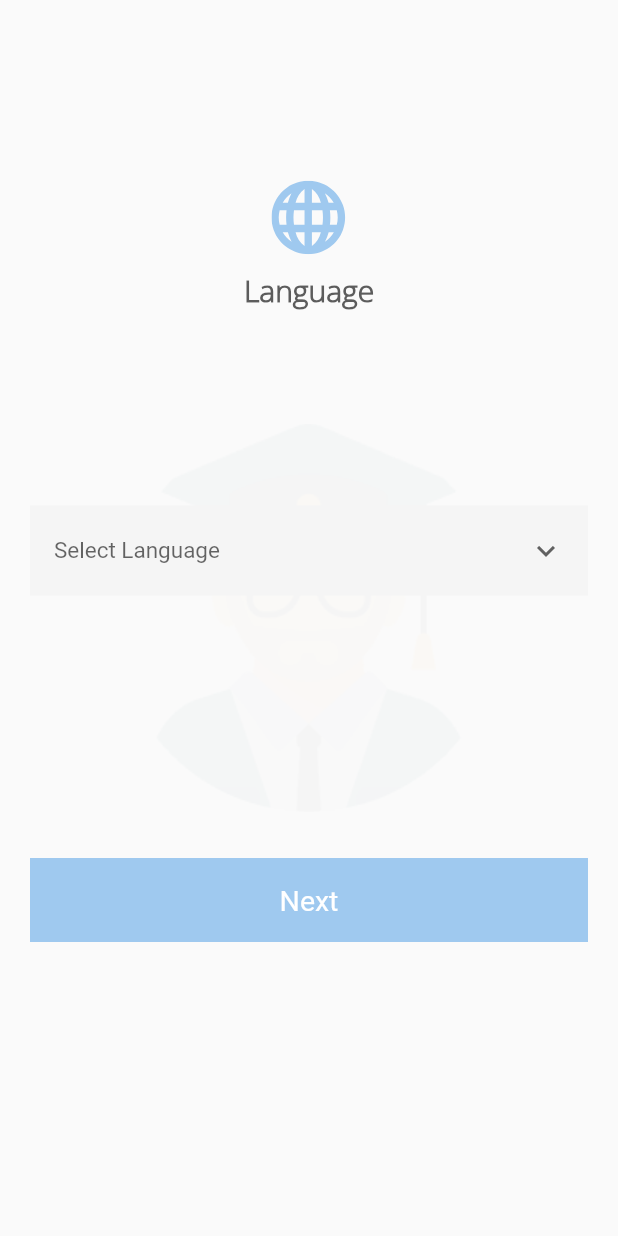
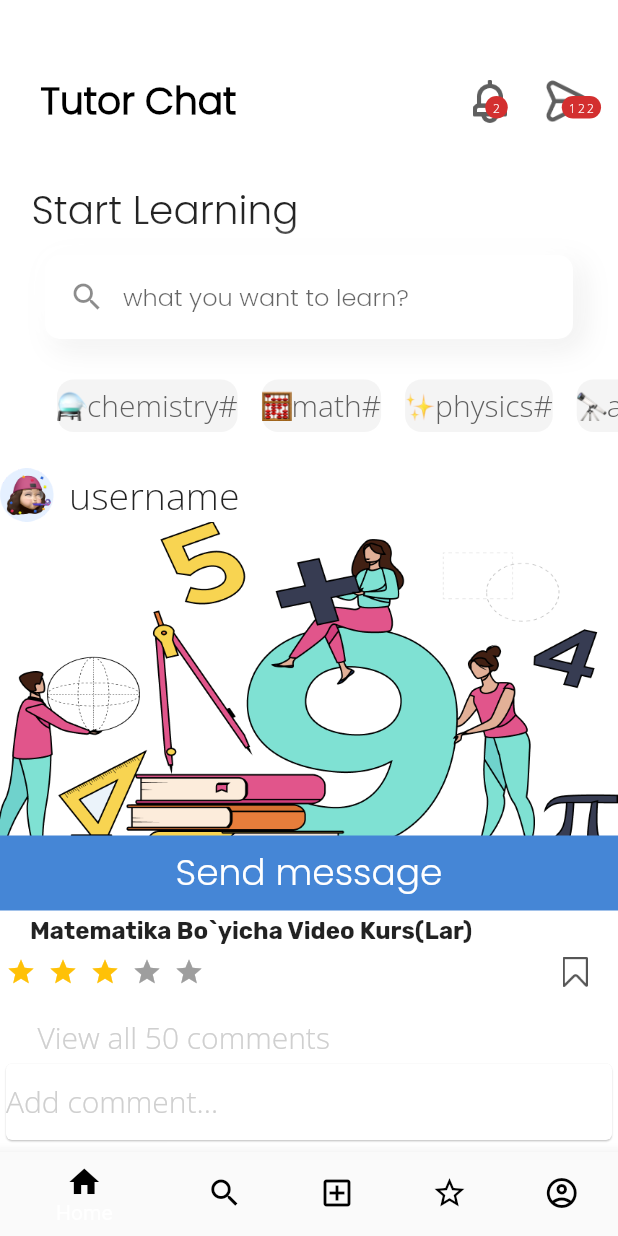
Before and after one commit to Nura1i/tutorchat, a Flutter app: the screen it shows after launch, on a phone screen of 412 x 824 dp. Run offline on Flutter 3.47's test engine with Material 2 defaults, Android fonts, the phone set to English and light mode, and no system bars; drawn by our look-alikes of dropdown_button2, flutter_rating_bar; our stand-ins replace dotted_border, flutter_inset_box_shadow, flutter_svg, pinput.

Commit message:
Changes to be committed: 	new file:   assets/fonts/Poppins-Light.ttf 	new file:   assets/fonts/Rubik-Bold.ttf 	new file:   assets/png/math.png 	new file:   assets/png/saveicon.png 	new file:   assets/png/userpicture.png 	new file:   icon/astronomyicon.png 	new file:   icon/bellicon.png 	new file:   icon/chemistryicon.png 	new file:   icon/mathicon.png 	new file:   icon/physicsicon.png 	new file:   icon/sendicon.png 	new file:   lib/Pages/HomePage/homeScreen.dart 	modified:   lib/main.dart 	new file:   lib/models/item.dart 	modified:   pubspec.lock 	modified:   pubspec.yaml

```diff
--- /dev/null
+++ b/lib/Pages/HomePage/homeScreen.dart
@@ -0,0 +1,231 @@
+import 'package:flutter/material.dart';
+import 'package:flutter/widgets.dart';
+import 'package:tutorchat/extentions.dart';
+import 'package:tutorchat/models/item.dart';
+
+import '../../widgets/widget.dart';
+
+class HomeScreen extends StatefulWidget {
+  const HomeScreen({Key? key}) : super(key: key);
+
+  @override
+  State<HomeScreen> createState() => _HomeScreenState();
+}
+
+class _HomeScreenState extends State<HomeScreen> {
+  TextEditingController? searchtextEditingController = TextEditingController();
+  @override
+  void initState() {
+    searchtextEditingController = TextEditingController();
+    super.initState();
+  }
+
+  @override
+  void dispose() {
+    searchtextEditingController = TextEditingController();
+    super.dispose();
+  }
+
+  @override
+  Widget build(BuildContext context) {
+    return SafeArea(
+      child: Scaffold(
+        backgroundColor: Colors.white,
+        body: SingleChildScrollView(
+          child: Stack(
+            children: [
+              SizedBox(
+                width: MediaQuery.of(context).size.width,
+                child: Padding(
+                  padding: const EdgeInsets.only(top: 49.0),
+                  child: Row(
+                    mainAxisAlignment: MainAxisAlignment.spaceBetween,
+                    children: [
+                      Padding(
+                        padding: const EdgeInsets.only(left: 27.0),
+                        child: Text(
+                          'Tutor Chat',
+                          style: TextStyle(
+                              fontSize: 25,
+                              color: '#000000'.toColor(),
+                              fontFamily: 'Poppins',
+                              fontWeight: FontWeight.w600),
+                        ),
+                      ),
+                      Row(
+                        children: const [
+                          Padding(
+                            padding: EdgeInsets.only(right: 25.0),
+                            child: SizedBox(
+                              width: 24,
+                              height: 29,
+                              child: Badge(
+                                  largeSize: 15,
+                                  smallSize: 15,
+                                  alignment: AlignmentDirectional.center,
+//                                  offset: Offset(5, -7),
+                                  label: Text(
+                                    '2',
+                                    style: TextStyle(
+                                        color: Colors.white,
+                                        fontFamily: 'OpenSans',
+                                        fontWeight: FontWeight.w400,
+                                        fontSize: 8),
+                                  ),
+                                  child: Image(
+                                    image: AssetImage('icon/bellicon.png'),
+                                  )),
+                            ),
+                          ),
+                          Padding(
+                            padding: EdgeInsets.only(right: 20.0),
+                            child: SizedBox(
+                              width: 28,
+                              height: 28,
+                              child: Badge(
+                                  largeSize: 15,
+                                  smallSize: 15,
+                                  alignment: AlignmentDirectional.center,
+                                  //offset: Offset(5, -7),
+                                  label: Text(
+                                    '122',
+                                    style: TextStyle(
+                                        color: Colors.white,
+                                        fontFamily: 'OpenSans',
+                                        fontWeight: FontWeight.w400,
+                                        fontSize: 8),
+                                  ),
+                                  child: Image(
+                                    image: AssetImage('icon/sendicon.png'),
+                                  )),
+                            ),
+                          ),
+                        ],
+                      ),
+                    ],
+                  ),
+                ),
+              ),
+              const Padding(
+                padding: EdgeInsets.only(top: 120.0, left: 21),
+                child: Text(
+                  'Start Learning',
+                  style: TextStyle(
+                      fontSize: 26,
+                      fontWeight: FontWeight.w500,
+                      fontFamily: 'Poppins'),
+                ),
+              ),
+              Padding(
+                padding: const EdgeInsets.only(top: 170.0, left: 30, right: 30),
+                child: Container(
+                  decoration: BoxDecoration(
+                    boxShadow: [
+                      BoxShadow(
+                        color: Colors.grey.shade200,
+                        offset: const Offset(6.0, 6.0),
+                        blurRadius: 15,
+                        spreadRadius: 1.0,
+                      ),
+                      const BoxShadow(
+                        color: Colors.white,
+                        offset: Offset(-6.0, -6.0),
+                        blurRadius: 15,
+                        spreadRadius: 1.0,
+                      ),
+                    ],
+                    borderRadius: BorderRadius.circular(10),
+                    color: const Color(0xffFFFFFF),
+                  ),
+                  child: Card(
+                    elevation: 0.0,
+                    shadowColor: Colors.black,
+                    child: TextField(
+                      controller: searchtextEditingController,
+                      textInputAction: TextInputAction.search,
+                      decoration: const InputDecoration(
+                        border: InputBorder.none,
+                        focusColor: Colors.blue,
+                        prefixIcon: Icon(Icons.search),
+                        hintText: 'what you want to learn?',
+                        hintStyle: TextStyle(
+                            fontFamily: 'Poppins', fontWeight: FontWeight.w500),
+                      ),
+                    ),
+                  ),
+                ),
+              ),
+              Padding(
+                padding: const EdgeInsets.only(top: 243.0),
+                child: SizedBox(
+                  height: 55,
+                  width: double.infinity,
+                  child: ListView.builder(
+                      scrollDirection: Axis.horizontal,
+                      itemCount: fanslist.length,
+                      itemBuilder: (_, index) {
+                        return Padding(
+                          padding: EdgeInsets.only(left: index == 0 ? 30.0 : 0),
+                          child: fans(
+                              fanslist[index].imagename, fanslist[index].name),
+                        );
+                      }),
+                ),
+              ),
+              Padding(
+                padding: const EdgeInsets.only(top: 310.0),
+                child: SizedBox(
+                  width: MediaQuery.of(context).size.width,
+                  height: 500,
+                  child: ListView.builder(
+                      scrollDirection: Axis.vertical,
+                      itemCount: 5,
+                      itemBuilder: (_, index) {
+                        return postsubjects(
+                            imagename: 'assets/png/math.png',
+                            coursename: 'Matematika Bo`yicha Video Kurs(Lar)',
+                            commentcount: 50,
+                            locksubject: true,
+                            ratingcounter: 3);
+                      }),
+                ),
+              ),
+            ],
+          ),
+        ),
+        bottomNavigationBar: BottomNavigationBar(items: const [
+          BottomNavigationBarItem(
+              icon: Icon(
+                Icons.home,
+                color: Colors.black,
+              ),
+              label: 'Home'),
+          BottomNavigationBarItem(
+              icon: Icon(
+                Icons.search,
+                color: Colors.black,
+              ),
+              label: 'Search'),
+          BottomNavigationBarItem(
+              icon: Icon(
+                Icons.add_box_outlined,
+                color: Colors.black,
+              ),
+              label: 'Add Post'),
+          BottomNavigationBarItem(
+              icon: Icon(
+                Icons.star_border,
+                color: Colors.black,
+              ),
+              label: 'Star'),
+          BottomNavigationBarItem(
+              icon: Icon(
+                Icons.account_circle_outlined,
+                color: Colors.black,
+              ),
+              label: 'Account'),
+        ]),
+      ),
+    );
+  }
+}
--- a/lib/main.dart
+++ b/lib/main.dart
@@ -1,4 +1,5 @@
 import 'package:flutter/material.dart';
+import 'package:tutorchat/Pages/HomePage/homeScreen.dart';
 import 'package:tutorchat/Pages/languagePage/languageScreen.dart';
 
 void main() {
@@ -16,7 +17,7 @@ class MyApp extends StatelessWidget {
       theme: ThemeData(
         primarySwatch: Colors.blue,
       ),
-      home: const LanguageScreen(title: 'Flutter Demo Home Page'),
+      home: const HomeScreen(),
     );
   }
 }
--- /dev/null
+++ b/lib/models/item.dart
@@ -0,0 +1,12 @@
+class Item {
+  String imagename;
+  String name;
+  Item({required this.imagename, required this.name});
+}
+
+List<Item> fanslist = [
+  Item(imagename: 'icon/chemistryicon.png', name: 'chemistry#'),
+  Item(imagename: 'icon/mathicon.png', name: 'math#'),
+  Item(imagename: 'icon/physicsicon.png', name: 'physics#'),
+  Item(imagename: 'icon/astronomyicon.png', name: 'astronomy#'),
+];
```
Also changed, not shown: pubspec.yaml (+8 -0 lines), assets/fonts/Poppins-Light.ttf (added), assets/fonts/Rubik-Bold.ttf (added), assets/png/math.png (added), assets/png/saveicon.png (added), assets/png/userpicture.png (added), icon/astronomyicon.png (added), icon/bellicon.png (added), icon/chemistryicon.png (added), icon/mathicon.png (added), icon/physicsicon.png (added), icon/sendicon.png (added), pubspec.lock.
